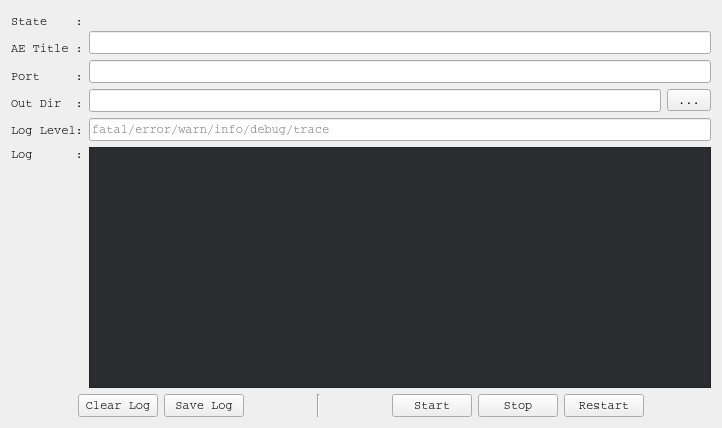
First picture: the form in DcmNetTools/EchoStoreSCP.ui, repository shaoguangwu/DcmNetTools, before the edit.
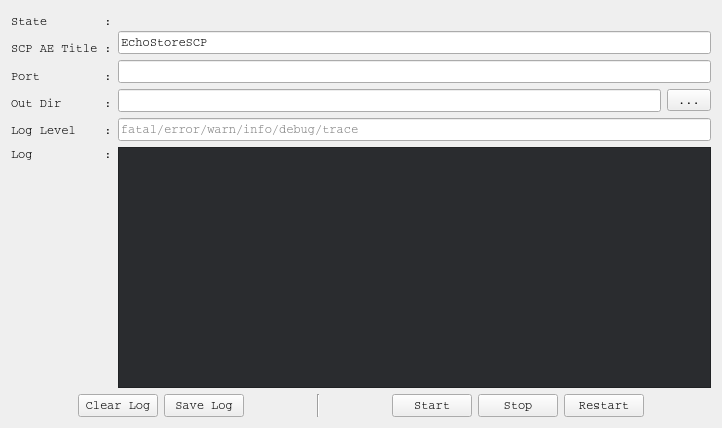
Second picture: the form after the edit.

What changed in the file:
```diff
--- a/DcmNetTools/EchoStoreSCP.ui
+++ b/DcmNetTools/EchoStoreSCP.ui
@@ -26,35 +26,35 @@
        <item>
         <widget class="QLabel" name="label_4">
          <property name="text">
-          <string>State    :</string>
+          <string>State        :</string>
          </property>
         </widget>
        </item>
        <item>
         <widget class="QLabel" name="label">
          <property name="text">
-          <string>AE Title :</string>
+          <string>SCP AE Title :</string>
          </property>
         </widget>
        </item>
        <item>
         <widget class="QLabel" name="label_2">
          <property name="text">
-          <string>Port     :</string>
+          <string>Port         :</string>
          </property>
         </widget>
        </item>
        <item>
         <widget class="QLabel" name="label_6">
          <property name="text">
-          <string>Out Dir  :</string>
+          <string>Out Dir      :</string>
          </property>
         </widget>
        </item>
        <item>
         <widget class="QLabel" name="label_5">
          <property name="text">
-          <string>Log Level:</string>
+          <string>Log Level    :</string>
          </property>
         </widget>
        </item>
@@ -70,7 +70,11 @@
         </widget>
        </item>
        <item>
-        <widget class="QLineEdit" name="lineEditAETitle"/>
+        <widget class="QLineEdit" name="lineEditAETitle">
+         <property name="text">
+          <string>EchoStoreSCP</string>
+         </property>
+        </widget>
        </item>
        <item>
         <widget class="QLineEdit" name="lineEditPort"/>
@@ -107,7 +111,7 @@
        <item>
         <widget class="QLabel" name="label_3">
          <property name="text">
-          <string>Log      :</string>
+          <string>Log          :</string>
          </property>
         </widget>
        </item>
```
